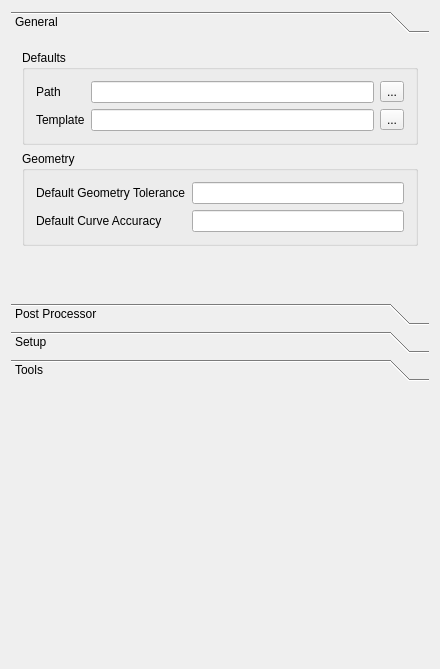
This is src/Mod/CAM/Gui/Resources/preferences/PathJob.ui in southseact-3d/fcd as Qt 5 draws it before an edit. The edited form follows.
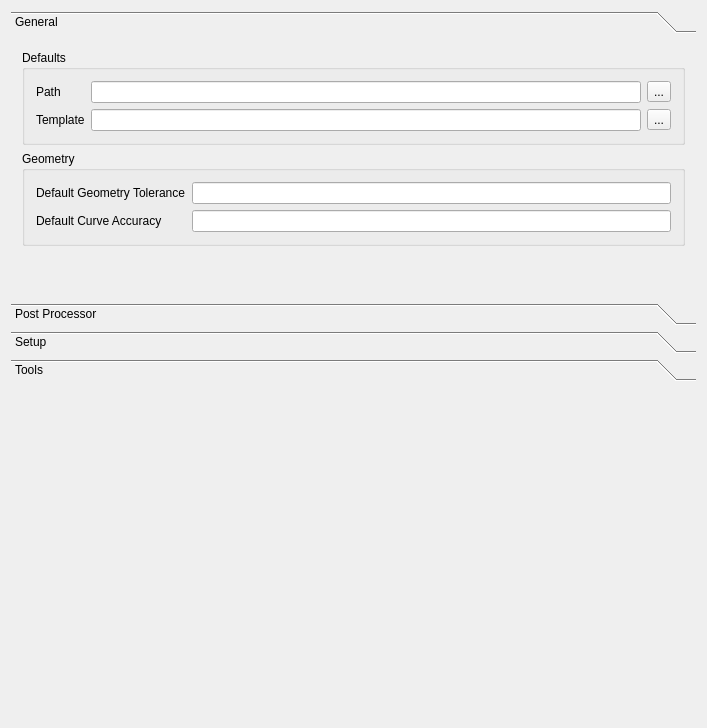
This is the edited form. Custom widgets are drawn as their Qt base class.

Commit message: mark dynamic fields to not be translated

```diff
--- a/src/Mod/CAM/Gui/Resources/preferences/PathJob.ui
+++ b/src/Mod/CAM/Gui/Resources/preferences/PathJob.ui
@@ -6,8 +6,8 @@
    <rect>
     <x>0</x>
     <y>0</y>
-    <width>440</width>
-    <height>669</height>
+    <width>707</width>
+    <height>728</height>
    </rect>
   </property>
   <property name="windowTitle">
@@ -24,8 +24,8 @@
        <rect>
         <x>0</x>
         <y>0</y>
-        <width>424</width>
-        <height>268</height>
+        <width>681</width>
+        <height>370</height>
        </rect>
       </property>
       <attribute name="label">
```
Left out of the diff: 16 changed lines with no effect on the pictures.
